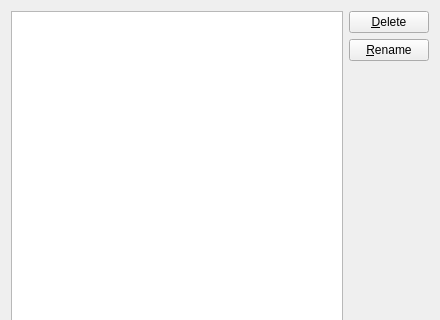
Old version of the form anymeal/category_picker.ui in the repository wedesoft/anymeal; both pictures show x 0 to 440 and y 0 to 320 of the 440 by 543 pixel window.
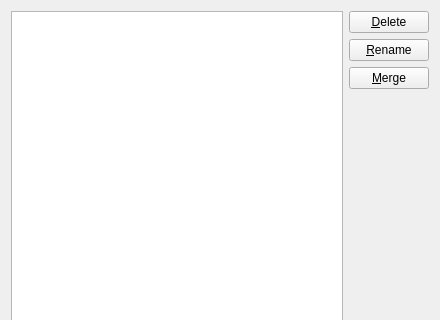
New version of the form.

```diff
--- a/anymeal/category_picker.ui
+++ b/anymeal/category_picker.ui
@@ -45,6 +45,13 @@
          </property>
         </widget>
        </item>
+       <item>
+        <widget class="QPushButton" name="merge_button">
+         <property name="text">
+          <string>&amp;Merge</string>
+         </property>
+        </widget>
+       </item>
        <item>
         <spacer name="verticalSpacer">
          <property name="orientation">
```
